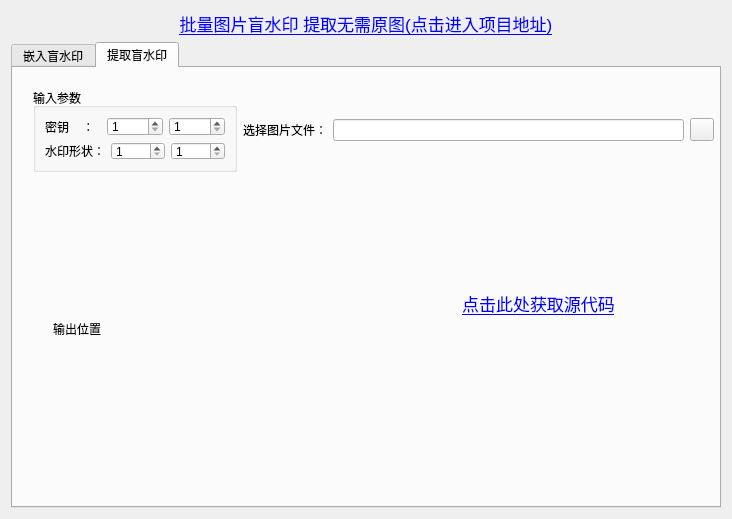
This is ui/build_watermark.ui in kkgg0521/bulid_watermark_gui as Qt 5 draws it before an edit. The edited form follows.
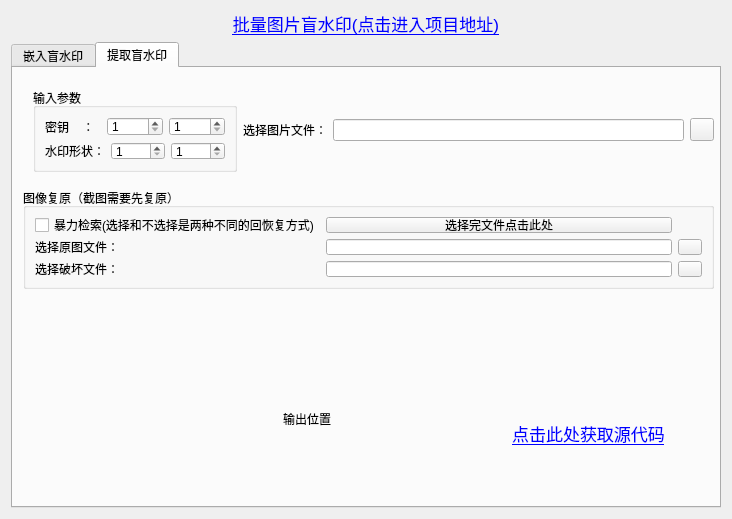
This is the edited form. The open tabs and pages were chosen to show the change.

What changed in the file:
```diff
--- a/ui/build_watermark.ui
+++ b/ui/build_watermark.ui
@@ -22,7 +22,7 @@
       </font>
      </property>
      <property name="text">
-      <string>&lt;a href=&quot;https://github.com/kkgg0521/bulid_watermark_gui&quot;&gt;批量图片盲水印 提取无需原图(点击进入项目地址)&lt;/a&gt;</string>
+      <string>&lt;html&gt;&lt;head/&gt;&lt;body&gt;&lt;p&gt;&lt;a href=&quot;https://github.com/kkgg0521/bulid_watermark_gui&quot;&gt;&lt;span style=&quot; text-decoration: underline; color:#0000ff;&quot;&gt;批量图片盲水印(点击进入项目地址)&lt;/span&gt;&lt;/a&gt;&lt;/p&gt;&lt;/body&gt;&lt;/html&gt;</string>
      </property>
      <property name="alignment">
       <set>Qt::AlignCenter</set>
@@ -233,8 +233,8 @@
       <widget class="QLabel" name="label_outwm">
        <property name="geometry">
         <rect>
-         <x>40</x>
-         <y>180</y>
+         <x>270</x>
+         <y>270</y>
          <width>151</width>
          <height>161</height>
         </rect>
@@ -246,8 +246,8 @@
       <widget class="QLabel" name="label_10">
        <property name="geometry">
         <rect>
-         <x>400</x>
-         <y>170</y>
+         <x>450</x>
+         <y>300</y>
          <width>251</width>
          <height>131</height>
         </rect>
@@ -267,7 +267,7 @@
         <bool>true</bool>
        </property>
       </widget>
-      <widget class="QWidget" name="">
+      <widget class="QWidget" name="layoutWidget">
        <property name="geometry">
         <rect>
          <x>20</x>
@@ -375,6 +375,77 @@
         </item>
        </layout>
       </widget>
+      <widget class="QGroupBox" name="groupBox_6">
+       <property name="geometry">
+        <rect>
+         <x>10</x>
+         <y>120</y>
+         <width>691</width>
+         <height>101</height>
+        </rect>
+       </property>
+       <property name="title">
+        <string>图像复原（截图需要先复原）</string>
+       </property>
+       <layout class="QGridLayout" name="gridLayout_8">
+        <item row="1" column="1">
+         <widget class="QLineEdit" name="lineEdit_rec">
+          <property name="readOnly">
+           <bool>true</bool>
+          </property>
+         </widget>
+        </item>
+        <item row="1" column="0">
+         <widget class="QLabel" name="label_12">
+          <property name="text">
+           <string>选择原图文件：</string>
+          </property>
+         </widget>
+        </item>
+        <item row="1" column="2">
+         <widget class="QToolButton" name="toolButton_rec">
+          <property name="text">
+           <string/>
+          </property>
+         </widget>
+        </item>
+        <item row="0" column="0">
+         <widget class="QCheckBox" name="checkBox_rec">
+          <property name="text">
+           <string>暴力检索(选择和不选择是两种不同的回恢复方式)</string>
+          </property>
+         </widget>
+        </item>
+        <item row="2" column="0">
+         <widget class="QLabel" name="label_13">
+          <property name="text">
+           <string>选择破坏文件：</string>
+          </property>
+         </widget>
+        </item>
+        <item row="2" column="1">
+         <widget class="QLineEdit" name="lineEdit_rec_2">
+          <property name="readOnly">
+           <bool>true</bool>
+          </property>
+         </widget>
+        </item>
+        <item row="2" column="2">
+         <widget class="QToolButton" name="toolButton_rec_2">
+          <property name="text">
+           <string/>
+          </property>
+         </widget>
+        </item>
+        <item row="0" column="1">
+         <widget class="QPushButton" name="pushButton_rec">
+          <property name="text">
+           <string>选择完文件点击此处</string>
+          </property>
+         </widget>
+        </item>
+       </layout>
+      </widget>
      </widget>
     </widget>
    </item>
```
